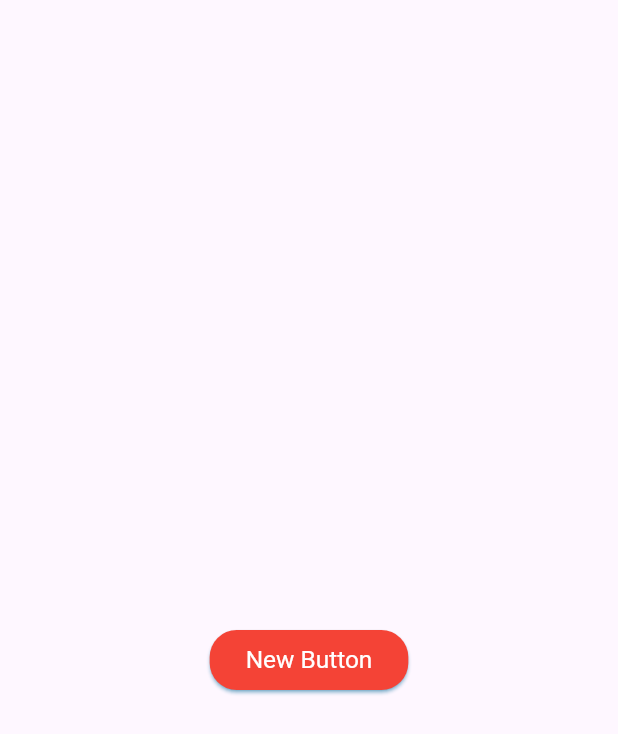
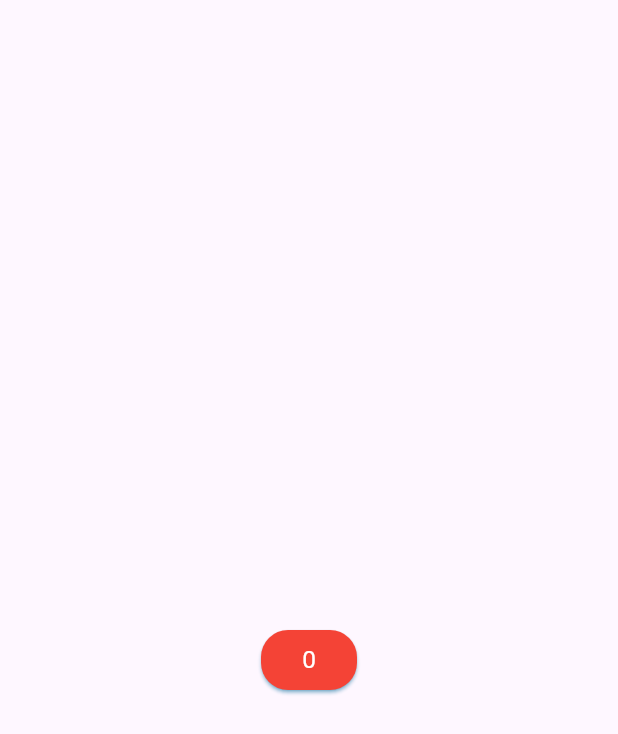
Before and after one commit to siphomaribo/new_web_app, a Flutter app: the screen it shows after launch, on a phone screen of 412 x 824 dp. Shown: the top 734 px of the screen. Run offline on Flutter 3.47's test engine with Material 3 defaults, Android fonts, the phone set to English and light mode, and no system bars.

Commit message:
Created the structured of the project to also include the folder Providers. I then created a method in side the provide that only does incrementation. I then called that provider inside my UI code and did reading (This took me about 1hour 20min)

```diff
--- a/lib/main.dart
+++ b/lib/main.dart
@@ -1,4 +1,6 @@
 import 'package:flutter/material.dart';
+import 'package:provider/provider.dart';
+import 'providers/incrementer_provider.dart';
 
 void main() {
   runApp(const MyApp());
@@ -10,7 +12,9 @@
   // This widget is the root of your application.
   @override
   Widget build(BuildContext context) {
-    return MaterialApp(
+    return ChangeNotifierProvider(
+      create: (context) => IncrementerProvider(),
+    child: MaterialApp(
       title: 'Flutter Web App (Sipho)',
       theme: ThemeData(
         elevatedButtonTheme: ElevatedButtonThemeData(
@@ -30,7 +34,9 @@
         ),
       ),
       home: MyHomePage(),
+    ),
     );
+
   }
 }
 
@@ -40,11 +46,15 @@
     return Scaffold(
       appBar: AppBar(),
       body: Center(
-        child: ElevatedButton(
-          onPressed: () {
-
+        child: Consumer<IncrementerProvider>(
+          builder: (context, counter, child) {
+            return ElevatedButton(
+              onPressed: () {
+                counter.executeIncrementer();
+              },
+              child: Text('${counter.value}'),
+            );
           },
-          child: const Text('New Button'),
         ),
       ),
     );
--- /dev/null
+++ b/lib/providers/incrementer_provider.dart
@@ -0,0 +1,13 @@
+import 'package:flutter/material.dart';
+
+
+class IncrementerProvider with ChangeNotifier{
+  int _value = 0;
+
+  int get value => _value;
+
+  void executeIncrementer(){
+    _value = _value + 1;
+    notifyListeners();
+  }
+}
--- a/pubspec.yaml
+++ b/pubspec.yaml
@@ -30,6 +30,7 @@ environment:
 dependencies:
   flutter:
     sdk: flutter
+  provider: ^6.0.0
 
 
   # The following adds the Cupertino Icons font to your application.
@@ -46,7 +47,6 @@ dev_dependencies:
   # package. See that file for information about deactivating specific lint
   # rules and activating additional ones.
   flutter_lints: ^3.0.0
-
 # For information on the generic Dart part of this file, see the
 # following page: https://dart.dev/tools/pub/pubspec
 
```
Also changed, not shown: pubspec.lock.
